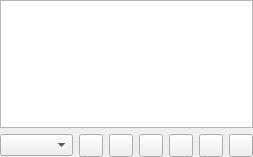
This is gui/streamspage.ui in polpo/cantata-mac as Qt 5 draws it before an edit. The edited form follows.
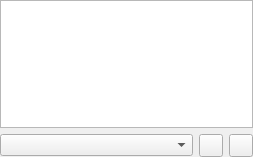
This is the edited form. Custom widgets are drawn as their Qt base class.

```diff
--- a/gui/streamspage.ui
+++ b/gui/streamspage.ui
@@ -17,28 +17,16 @@
    <property name="margin">
     <number>0</number>
    </property>
-   <item row="0" column="0" colspan="7">
+   <item row="0" column="0" colspan="3">
     <widget class="ItemView" name="view"/>
    </item>
    <item row="1" column="0">
     <widget class="QComboBox" name="genreCombo"/>
    </item>
    <item row="1" column="1">
-    <widget class="QToolButton" name="importStreams"/>
+    <widget class="QToolButton" name="menuButton"/>
    </item>
    <item row="1" column="2">
-    <widget class="QToolButton" name="exportStreams"/>
-   </item>
-   <item row="1" column="3">
-    <widget class="QToolButton" name="addStream"/>
-   </item>
-   <item row="1" column="4">
-    <widget class="QToolButton" name="removeStream"/>
-   </item>
-   <item row="1" column="5">
-    <widget class="QToolButton" name="editStream"/>
-   </item>
-   <item row="1" column="6">
     <widget class="QToolButton" name="replacePlaylist"/>
    </item>
   </layout>
```
